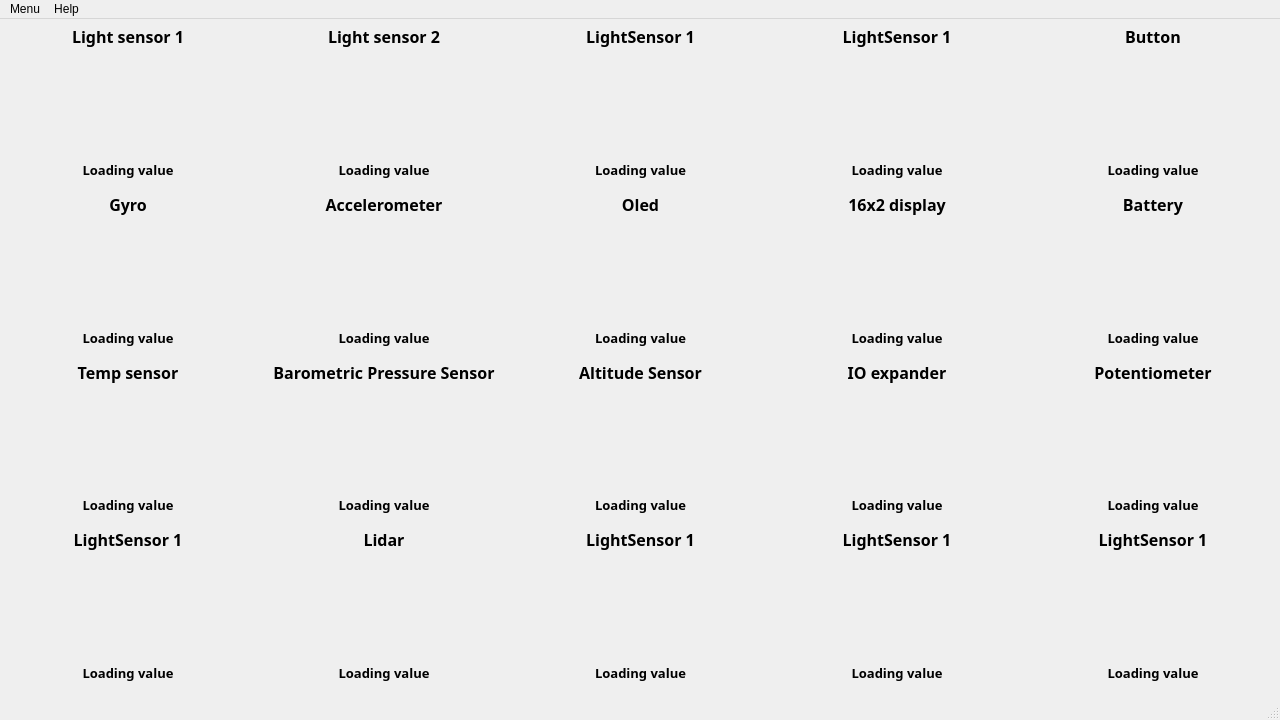
Before: the Qt Designer form CingChecker.ui in StanislavJochman/Cing_Checker, drawn with Qt 5.
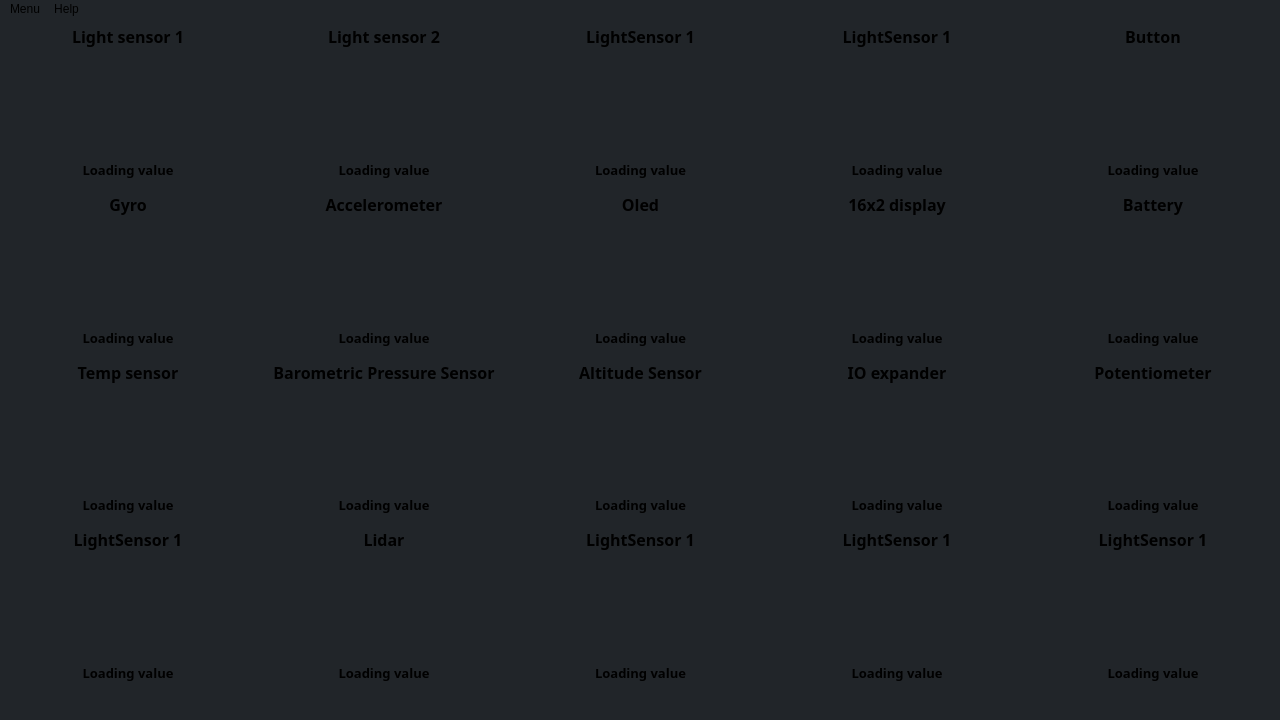
After: the same form once the commit is applied. Icons and pictures are not drawn.

What changed in the file:
```diff
--- a/CingChecker.ui
+++ b/CingChecker.ui
@@ -28,6 +28,9 @@
   <property name="windowOpacity">
    <double>1.000000000000000</double>
   </property>
+  <property name="styleSheet">
+   <string notr="true">background-color: rgb(33, 37, 41);</string>
+  </property>
   <property name="documentMode">
    <bool>false</bool>
   </property>
```
Left out of the diff: 53 changed lines with no effect on the pictures.
